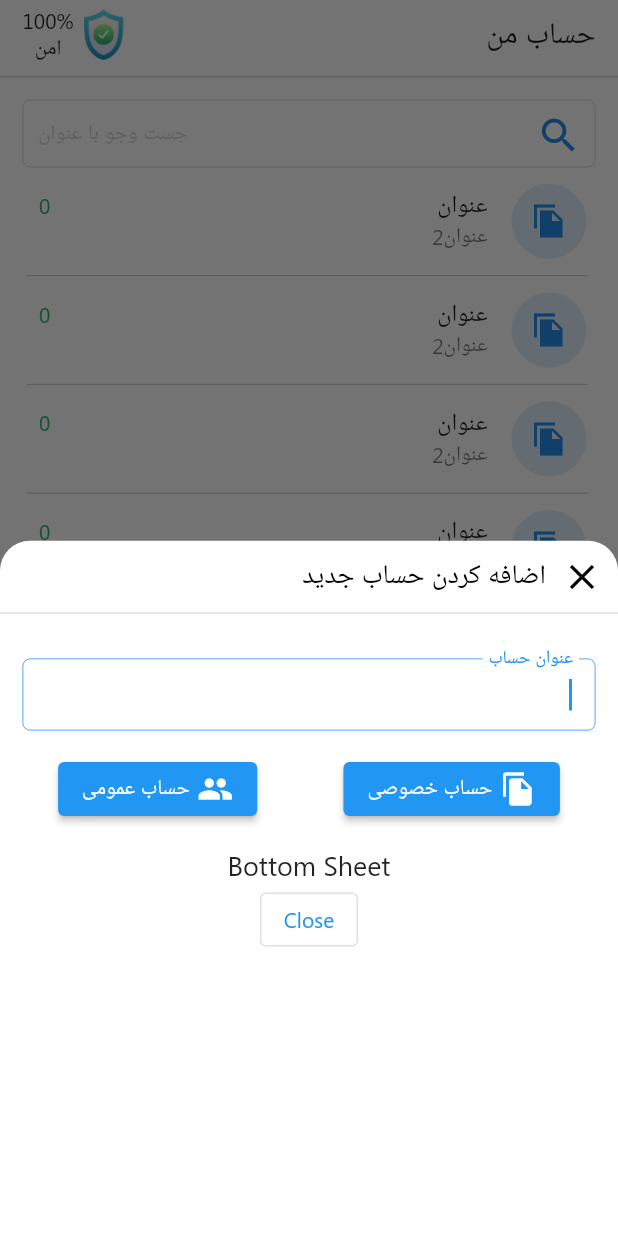
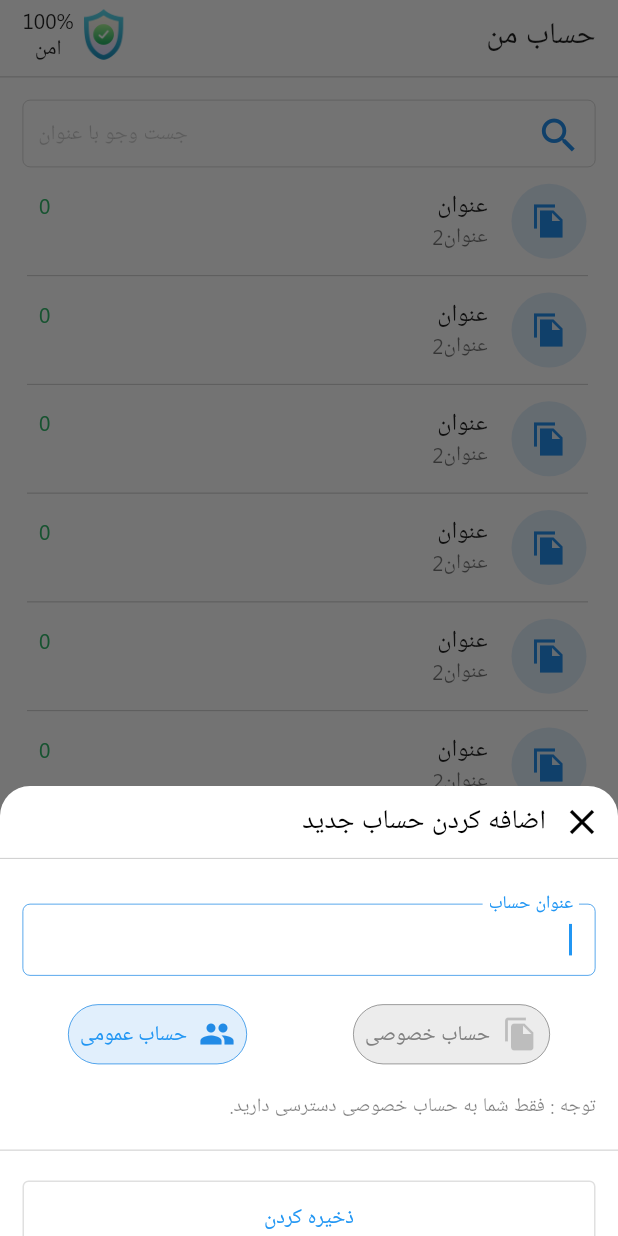
Before and after one commit to IcarusFal/cashbook_flutter, a Flutter app: the screen it shows after launch, after a tap on "اضافه کردن حساب", on a phone screen of 412 x 824 dp. Run offline on Flutter 3.47's test engine with Material 2 defaults, Android fonts, the phone set to English and light mode, and no system bars; drawn by our look-alikes of animated_search_bar; our stand-ins replace get.

Commit message:
home screen design completed
.

```diff
--- a/lib/constants.dart
+++ b/lib/constants.dart
@@ -3,6 +3,8 @@ import 'package:flutter/material.dart';
 const myBlue = Color(0xff228BE6);
 const myLighBlue = Color.fromARGB( 35,34, 139, 230);
 const myGray = Color.fromARGB(51, 0,0,0);
+const myGrey = Color.fromARGB(255, 128, 128, 128);
+const myDarkerGray = Color.fromARGB(128, 0,0,0);
 const myGreen = Color(0xff31B568);
 const myRed = Color(0xff931010);
 const backgroundGray = Color.fromARGB(38, 128,128,128);
--- a/lib/pages/home_screen.dart
+++ b/lib/pages/home_screen.dart
@@ -9,9 +9,12 @@ import '../constants.dart';
 class HomeScreen extends GetView<HomeController> {
   void openBottomSheet() {
     Get.bottomSheet(
+
       Expanded(
         child: Container(
+          height: 300,
           child: Column(
+            crossAxisAlignment: CrossAxisAlignment.end,
             children: [
               // const SizedBox(height: 5),
               Row(
@@ -70,63 +73,101 @@ class HomeScreen extends GetView<HomeController> {
                 ),
               ),
               Padding(
-                padding: const EdgeInsets.symmetric(vertical: 15,horizontal: 10),
+                padding:
+                    const EdgeInsets.symmetric(vertical: 15, horizontal: 10),
                 child: Row(
                   mainAxisAlignment: MainAxisAlignment.spaceAround,
                   children: [
-
-                    ElevatedButton(
-
-                      onPressed: () {},
-                      child: Row(
-                        mainAxisSize: MainAxisSize.min,
-                        children: [
-                          Text('حساب عمومی',textDirection: TextDirection.rtl,), // <-- Text
-                          SizedBox(
-                            width: 5,
+                    Directionality(
+                      textDirection: TextDirection.rtl,
+                      child: TextButton.icon(
+                        style: TextButton.styleFrom(
+                          side: BorderSide(
+                            color: myBlue,
+                            width: 0.5,
                           ),
-                          Icon(
-                            // <-- Icon
-                            Icons.group,
-                            size: 24.0,
+                          textStyle: TextStyle(color: myBlue),
+                          backgroundColor: myLighBlue,
+                          shape: RoundedRectangleBorder(
+                            borderRadius: BorderRadius.circular(24.0),
                           ),
-                        ],
+                        ),
+                        onPressed: () => {},
+                        label: Text('حساب عمومی',
+                            textDirection: TextDirection.rtl),
+                        icon: Icon(
+                          Icons.group,
+                          color: myBlue,
+                        ),
                       ),
                     ),
-                    ElevatedButton(
-                      onPressed: () {},
-                      child: Row(
-                        mainAxisSize: MainAxisSize.min,
-                        children: [
-                          Text('حساب خصوصی',textDirection: TextDirection.rtl,), // <-- Text
-                          SizedBox(
-                            width: 5,
+                    Directionality(
+                      textDirection: TextDirection.rtl,
+                      child: TextButton.icon(
+                        style: TextButton.styleFrom(
+                          side: BorderSide(
+                            color: myGrey,
+                            width: 0.5,
                           ),
-                          Icon(
-                            // <-- Icon
-                            Icons.file_copy,
-                            size: 24.0,
+                          backgroundColor: backgroundGray,
+                          shape: RoundedRectangleBorder(
+                            borderRadius: BorderRadius.circular(24.0),
                           ),
-                        ],
+                        ),
+                        onPressed: () => {},
+                        label: Text(
+                          'حساب خصوصی',
+                          textDirection: TextDirection.rtl,
+                          style: TextStyle(color: myGrey),
+                        ),
+                        icon: Icon(
+                          Icons.file_copy,
+                          color: myGray,
+                        ),
                       ),
                     ),
                   ],
                 ),
               ),
-              Center(
-                child: Text(
-                  'Bottom Sheet',
-                  style: TextStyle(fontSize: 18),
+              Padding(
+                padding: const EdgeInsets.only(left: 15, right: 15),
+
+                                child: Text(
+                  'توجه : فقط شما به حساب خصوصی دسترسی دارید.',
+                  style: TextStyle(fontSize: 13, color: myDarkerGray),
+                  textDirection: TextDirection.rtl,
                 ),
               ),
-              OutlinedButton(
-                onPressed: () {},
-                child: const Text('Close'),
+              SizedBox(
+                height: 20,
+              ),
+
+              Divider(
+                color: myGray,
+                height: 0.5,
+              ),
+             SizedBox(height: 20,),
+
+              Padding(
+                padding: const EdgeInsets.only(left: 15, right: 15),
+                child: OutlinedButton(
+                  onPressed: () {
+                    Get.toNamed('/book_screen')!.then((value) {
+          MyApp.changeColor(myBlue, Brightness.light);
+        });
+                  },
+                  child: const Text('ذخیره کردن',textDirection: TextDirection.rtl,),
+                  style: OutlinedButton.styleFrom(
+                    // the height is 50, the width is full
+                    minimumSize: const Size.fromHeight(50)),
+                ),
               ),
             ],
           ),
         ),
       ),
+      // isScrollControlled = true,
+      isScrollControlled: true,
       backgroundColor: myWhite,
       elevation: 0,
       shape: RoundedRectangleBorder(
```
Also changed, not shown: pubspec.lock, 1 other file.
